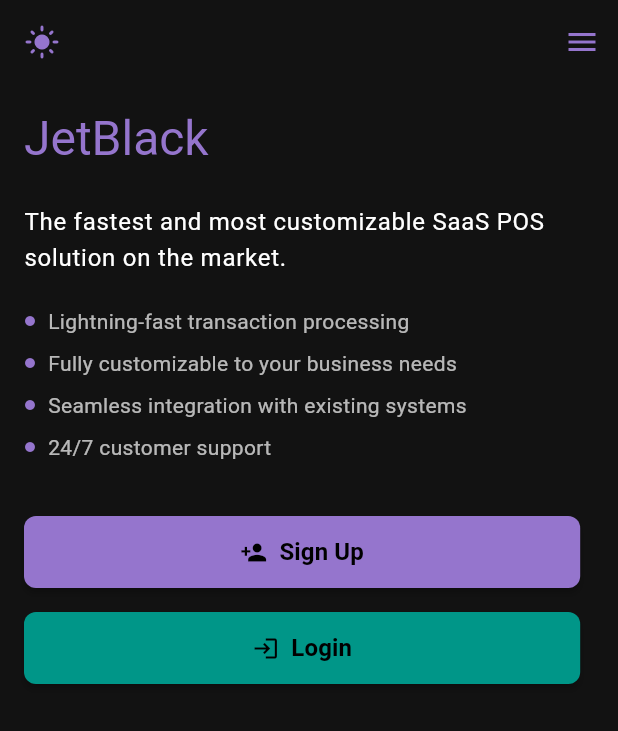
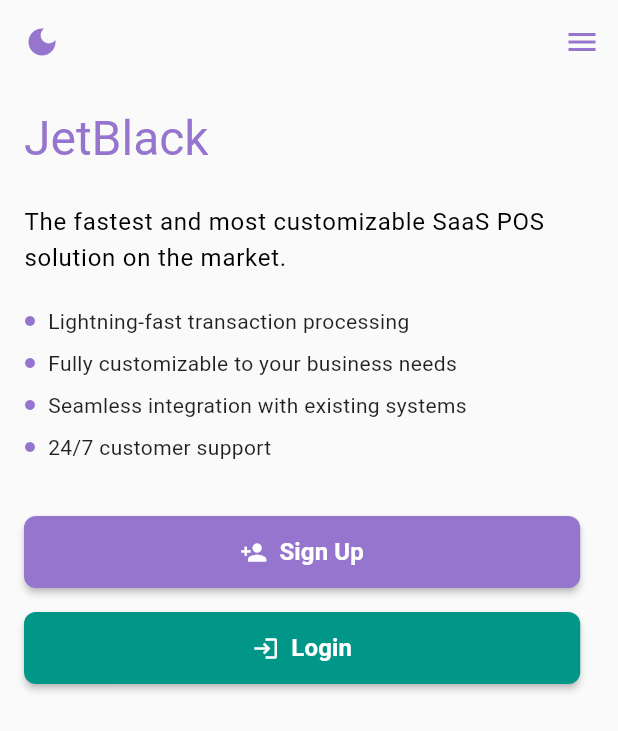
Before and after one commit to blackjf85/jetblack-saas, a Flutter app: the screen it shows after launch, on a phone screen of 412 x 824 dp. Shown: the top 731 px of the screen. Run offline on Flutter 3.47's test engine with Material 3 defaults, Android fonts, the phone set to English and light mode, and no system bars.

Commit message:
fix: correct theme toggle functionality and state management\n\n- Fixed theme assignments in MaterialApp\n- Implemented proper theme state management\n- Updated theme toggle icon logic\n- Resolved '_isDarkMode' undefined error

```diff
--- a/lib/main.dart
+++ b/lib/main.dart
@@ -4,33 +4,54 @@
 
 void main() => runApp(const MyApp());
 
-class MyApp extends StatelessWidget {
+class MyApp extends StatefulWidget {
   const MyApp({super.key});
+
+  @override
+  State<MyApp> createState() => _MyAppState();
+}
+
+class _MyAppState extends State<MyApp> {
+  ThemeMode _themeMode = ThemeMode.system;
+
+  void _toggleTheme(bool isDark) {
+    setState(() {
+      _themeMode = isDark ? ThemeMode.dark : ThemeMode.light;
+    });
+  }
 
   @override
   Widget build(BuildContext context) {
     return MaterialApp(
       title: 'JetBlack SaaS',
-      theme: AppTheme.darkTheme,
-      darkTheme: AppTheme.lightTheme,
-      themeMode: ThemeMode.system,
-      home: const MainLayout(),
+      theme: AppTheme.lightTheme,
+      darkTheme: AppTheme.darkTheme,
+      themeMode: _themeMode,
+      home: MainLayout(
+        toggleTheme: _toggleTheme,
+        isDarkMode: _themeMode == ThemeMode.dark,
+      ),
     );
   }
 }
 
 class MainLayout extends StatefulWidget {
-  const MainLayout({super.key});
+  final Function(bool) toggleTheme;
+  final bool isDarkMode;
+
+  const MainLayout({
+    super.key,
+    required this.toggleTheme,
+    required this.isDarkMode,
+  });
 
   @override
   State<MainLayout> createState() => _MainLayoutState();
 }
 
 class _MainLayoutState extends State<MainLayout> {
-  bool _isDarkMode = true;
-
   void _toggleTheme() {
-    setState(() => _isDarkMode = !_isDarkMode);
+    widget.toggleTheme(!widget.isDarkMode);
   }
 
   @override
@@ -47,7 +68,7 @@
       automaticallyImplyLeading: false,
       leading: IconButton(
         icon: Icon(
-          _isDarkMode ? Icons.light_mode : Icons.dark_mode,
+          widget.isDarkMode ? Icons.light_mode : Icons.dark_mode,
           color: AppTheme.primaryPurple,
         ),
         onPressed: _toggleTheme,
```
